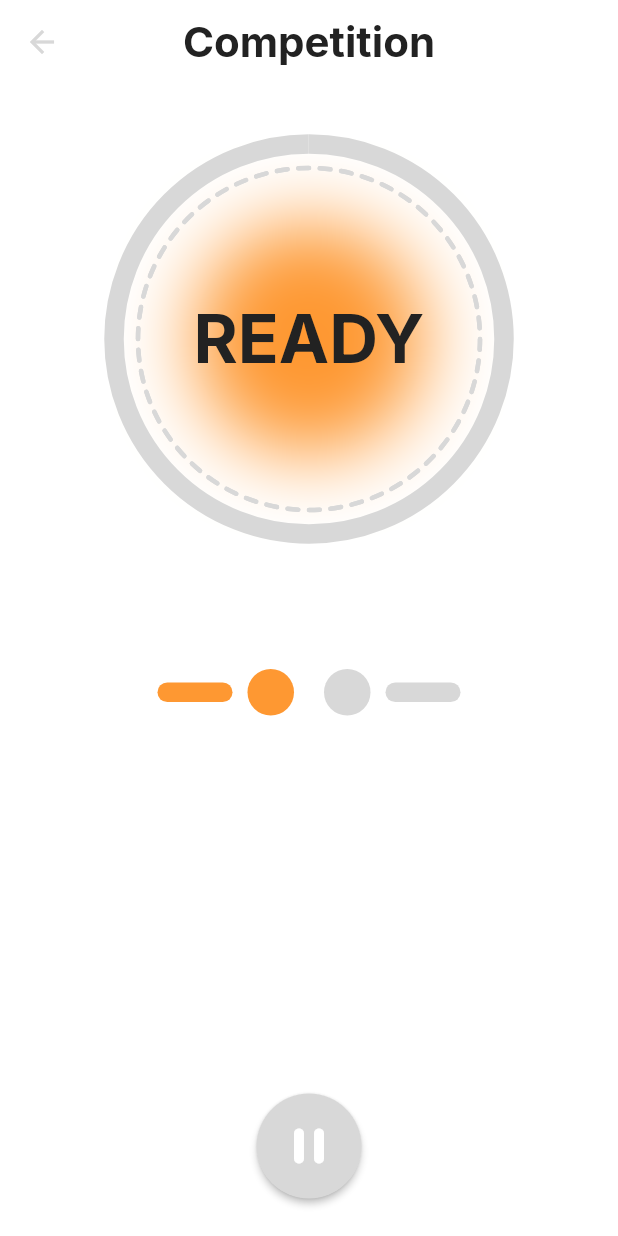
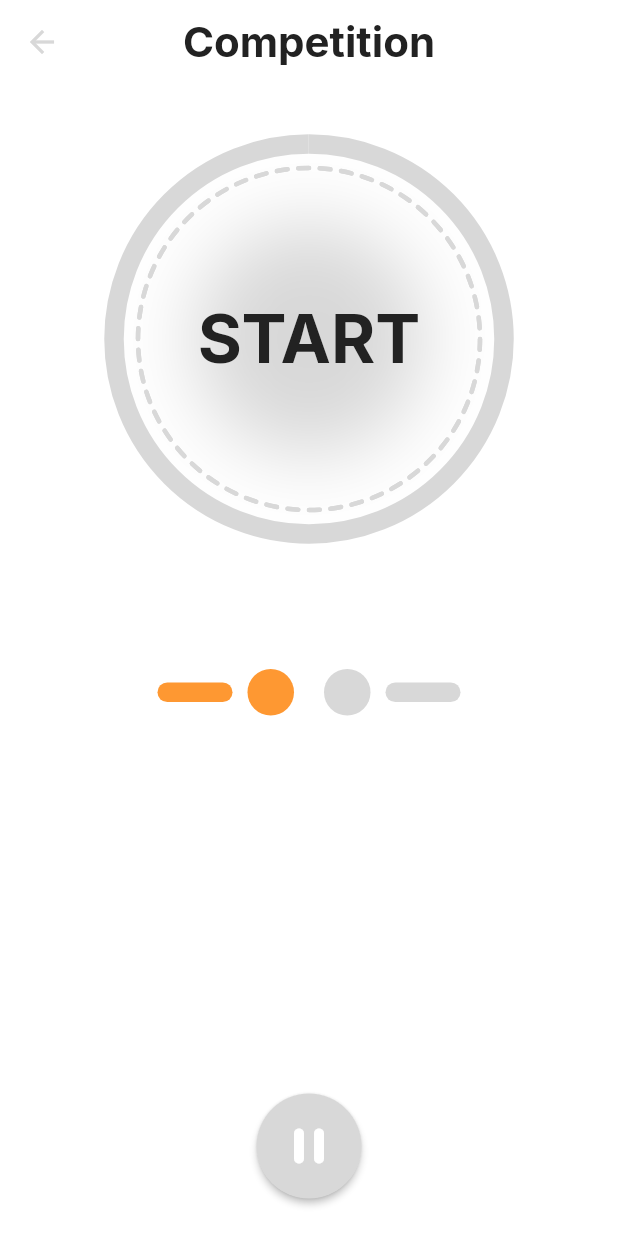
Before and after one commit to ArmFightHelper/ArmFightFlutterApp, a Flutter app: the CompetitionScreen screen opened directly, on a phone screen of 412 x 824 dp. Run offline on Flutter 3.47's test engine with Material 3 defaults, Android fonts, the phone set to English and light mode, and no system bars; our stand-ins replace flutter_riverpod, google_fonts; missing offline and left inert: pausable_timer.

Commit message:
Added timer and phases management

```diff
--- /dev/null
+++ b/lib/constants.dart
@@ -0,0 +1,6 @@
+enum Phases {
+  start,
+  preparation,
+  ready,
+  go
+}
--- a/lib/widgets/start_indicator.dart
+++ b/lib/widgets/start_indicator.dart
@@ -1,12 +1,14 @@
 import 'dart:math';
-
+import 'package:arm_fight_helper/providers/indicator_phase.dart';
+import 'package:arm_fight_helper/providers/timer.dart';
 import 'package:arm_fight_helper/theme.dart';
 import 'package:flutter/src/widgets/framework.dart';
 import 'package:flutter_riverpod/flutter_riverpod.dart';
 import 'package:flutter/material.dart';
 import 'dart:ui' as ui;
-
 import 'package:google_fonts/google_fonts.dart';
+import '../constants.dart';
+import 'package:intl/intl.dart';
 
 
 class StartIndicatorWidget extends ConsumerWidget {
@@ -14,7 +16,16 @@ class StartIndicatorWidget extends ConsumerWidget {
 
   @override
   Widget build(BuildContext context, WidgetRef ref) {
-    return Stack(
+    return GestureDetector(
+      onTap: () {
+        if (ref.watch(startIndicatorPhaseProvider).currentPhase == Phases.start) {
+          ref.read(startIndicatorPhaseProvider).nextPhase();
+          ref.read(timerProvider).startTimer();
+        }
+
+      },
+
+      child: Stack(
         alignment: Alignment.center,
         children: [
           Stack(
@@ -24,7 +35,14 @@ class StartIndicatorWidget extends ConsumerWidget {
                 width: 155,
                 decoration: BoxDecoration(
                   shape: BoxShape.circle,
-                color: Theme.of(context).extension<ThemeColors>()!.readyColor
+                  color: switch (ref.watch(startIndicatorPhaseProvider).currentPhase) {
+                    Phases.start => Theme.of(context).colorScheme.secondary,
+                    Phases.preparation =>Theme.of(context).colorScheme.secondary,
+                    Phases.ready => Theme.of(context).extension<ThemeColors>()!.readyColor,
+                    Phases.go => Theme.of(context).extension<ThemeColors>()!.goColor,
+                    Object() => throw UnimplementedError(),
+                    null => throw UnimplementedError(),
+                  }
                 )
               ),
 
@@ -52,7 +70,14 @@ class StartIndicatorWidget extends ConsumerWidget {
             child: CircularProgressIndicator(
               value: 1,
               strokeWidth: 13,
-            color: Theme.of(context).colorScheme.secondary,
+              color: switch (ref.watch(startIndicatorPhaseProvider).currentPhase) {
+                Phases.start => Theme.of(context).colorScheme.secondary,
+                Phases.preparation =>Theme.of(context).colorScheme.secondary,
+                Phases.ready => Theme.of(context).extension<ThemeColors>()!.readyColor,
+                Phases.go => Theme.of(context).extension<ThemeColors>()!.goColor,
+                Object() => throw UnimplementedError(),
+                null => throw UnimplementedError(),
+              },
             ),
           ),
 
@@ -66,7 +91,20 @@ class StartIndicatorWidget extends ConsumerWidget {
           ),
 
           Text(
-          "READY",
+            switch (ref.watch(startIndicatorPhaseProvider).currentPhase) {
+              Phases.start => "START",
+              Phases.ready => "READY",
+              Phases.go => "GO",
+              Phases.preparation => DateFormat("mm:ss").format(
+                  DateTime(
+                      0, 0, 0, 0,
+                      ref.watch(timerProvider).timeLeft ~/ 60,
+                      ref.watch(timerProvider).timeLeft % 60
+                  )
+              ),
+              Object() => throw UnimplementedError(),
+              null => throw UnimplementedError(),
+            },
             style: GoogleFonts.inter(
               textStyle: Theme.of(context).textTheme.headlineLarge,
             ),
@@ -77,6 +115,7 @@ class StartIndicatorWidget extends ConsumerWidget {
 
 
         ],
+      ),
     );
   }
 }
--- a/pubspec.yaml
+++ b/pubspec.yaml
@@ -15,6 +15,7 @@ dependencies:
   flutter_riverpod: ^2.5.1
   google_fonts: ^6.2.1
   pausable_timer: ^3.1.0+3
+  intl: ^0.19.0
 
 dev_dependencies:
   flutter_test:
```
Also changed, not shown: lib/providers/indicator_phase.dart (added, +37 -0 lines), lib/providers/timer.dart (+19 -2 lines), pubspec.lock. Lines whose indentation alone changed are shown as unchanged.
